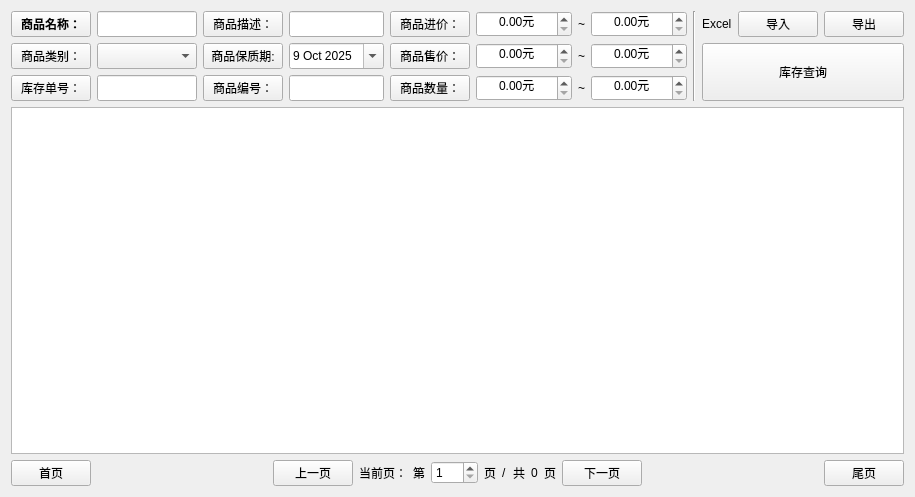
This is view/manager/widgetinventorymanager.ui in ylxcvvan/Supermarket-Commodity-Management-System as Qt 5 draws it before an edit. The edited form follows.
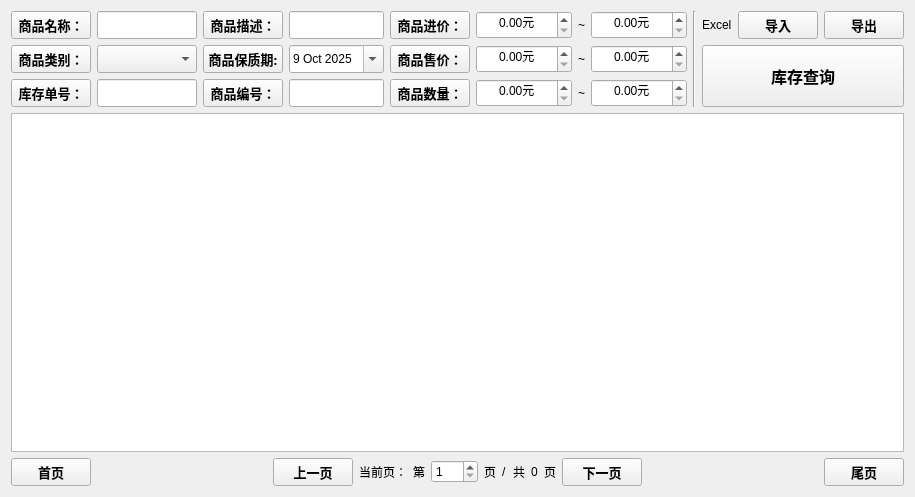
This is the edited form. Custom widgets are drawn as their Qt base class.

```diff
--- a/view/manager/widgetinventorymanager.ui
+++ b/view/manager/widgetinventorymanager.ui
@@ -24,7 +24,8 @@
           <widget class="QtMaterialRaisedButton" name="pushButtonCommodityName">
            <property name="font">
             <font>
-             <family>幼圆</family>
+             <family>微软雅黑</family>
+             <pointsize>10</pointsize>
              <bold>true</bold>
              <strikeout>false</strikeout>
             </font>
@@ -65,6 +66,13 @@
         <layout class="QHBoxLayout" name="horizontalLayout_9">
          <item>
           <widget class="QtMaterialRaisedButton" name="pushButtonCategory">
+           <property name="font">
+            <font>
+             <family>微软雅黑</family>
+             <pointsize>10</pointsize>
+             <bold>true</bold>
+            </font>
+           </property>
            <property name="text">
             <string>商品类别：</string>
            </property>
@@ -98,6 +106,13 @@
         <layout class="QHBoxLayout" name="horizontalLayout_6">
          <item>
           <widget class="QtMaterialRaisedButton" name="pushButtonInventoryId">
+           <property name="font">
+            <font>
+             <family>微软雅黑</family>
+             <pointsize>10</pointsize>
+             <bold>true</bold>
+            </font>
+           </property>
            <property name="text">
             <string>库存单号：</string>
            </property>
@@ -132,6 +147,13 @@
         <layout class="QHBoxLayout" name="horizontalLayout_8">
          <item>
           <widget class="QtMaterialRaisedButton" name="pushButtonDetails">
+           <property name="font">
+            <font>
+             <family>微软雅黑</family>
+             <pointsize>10</pointsize>
+             <bold>true</bold>
+            </font>
+           </property>
            <property name="text">
             <string>商品描述：</string>
            </property>
@@ -168,6 +190,13 @@
         <layout class="QHBoxLayout" name="horizontalLayout_7">
          <item>
           <widget class="QtMaterialRaisedButton" name="pushButtonSellByTime">
+           <property name="font">
+            <font>
+             <family>微软雅黑</family>
+             <pointsize>10</pointsize>
+             <bold>true</bold>
+            </font>
+           </property>
            <property name="text">
             <string>商品保质期:</string>
            </property>
@@ -186,7 +215,7 @@
            </property>
            <property name="dateTime">
             <datetime>
-             <hour>16</hour>
+             <hour>0</hour>
              <minute>0</minute>
              <second>0</second>
              <year>2025</year>
@@ -205,6 +234,13 @@
         <layout class="QHBoxLayout" name="horizontalLayout_3">
          <item>
           <widget class="QtMaterialRaisedButton" name="pushButtonCommodityId">
+           <property name="font">
+            <font>
+             <family>微软雅黑</family>
+             <pointsize>10</pointsize>
+             <bold>true</bold>
+            </font>
+           </property>
            <property name="text">
             <string>商品编号：</string>
            </property>
@@ -239,6 +275,13 @@
         <layout class="QHBoxLayout" name="horizontalLayout_4">
          <item>
           <widget class="QtMaterialRaisedButton" name="pushButtonCostPrice">
+           <property name="font">
+            <font>
+             <family>微软雅黑</family>
+             <pointsize>10</pointsize>
+             <bold>true</bold>
+            </font>
+           </property>
            <property name="text">
             <string>商品进价：</string>
            </property>
@@ -304,6 +347,13 @@
         <layout class="QHBoxLayout" name="horizontalLayout_5">
          <item>
           <widget class="QtMaterialRaisedButton" name="pushButtonPrice">
+           <property name="font">
+            <font>
+             <family>微软雅黑</family>
+             <pointsize>10</pointsize>
+             <bold>true</bold>
+            </font>
+           </property>
            <property name="text">
             <string>商品售价：</string>
            </property>
@@ -363,6 +413,13 @@
         <layout class="QHBoxLayout" name="horizontalLayout_10">
          <item>
           <widget class="QtMaterialRaisedButton" name="pushButtonAmount">
+           <property name="font">
+            <font>
+             <family>微软雅黑</family>
+             <pointsize>10</pointsize>
+             <bold>true</bold>
+            </font>
+           </property>
            <property name="text">
             <string>商品数量：</string>
            </property>
@@ -440,6 +497,13 @@
          </item>
          <item>
           <widget class="QtMaterialRaisedButton" name="pushButtonInPutExcel">
+           <property name="font">
+            <font>
+             <family>微软雅黑</family>
+             <pointsize>10</pointsize>
+             <bold>true</bold>
+            </font>
+           </property>
            <property name="text">
             <string>导入</string>
            </property>
@@ -447,6 +511,13 @@
          </item>
          <item>
           <widget class="QtMaterialRaisedButton" name="pushButtonOutPutExcel">
+           <property name="font">
+            <font>
+             <family>微软雅黑</family>
+             <pointsize>10</pointsize>
+             <bold>true</bold>
+            </font>
+           </property>
            <property name="text">
             <string>导出</string>
            </property>
@@ -462,6 +533,13 @@
            <verstretch>0</verstretch>
           </sizepolicy>
          </property>
+         <property name="font">
+          <font>
+           <family>微软雅黑</family>
+           <pointsize>12</pointsize>
+           <bold>true</bold>
+          </font>
+         </property>
          <property name="text">
           <string>库存查询</string>
          </property>
@@ -477,7 +555,14 @@
    <item>
     <layout class="QHBoxLayout" name="horizontalLayout">
      <item>
-      <widget class="QPushButton" name="pushButtonFrontPage">
+      <widget class="QtMaterialRaisedButton" name="pushButtonFrontPage">
+       <property name="font">
+        <font>
+         <family>微软雅黑</family>
+         <pointsize>10</pointsize>
+         <bold>true</bold>
+        </font>
+       </property>
        <property name="text">
         <string>首页</string>
        </property>
@@ -497,7 +582,14 @@
       </spacer>
      </item>
      <item>
-      <widget class="QPushButton" name="pushButtonPrevPage">
+      <widget class="QtMaterialRaisedButton" name="pushButtonPrevPage">
+       <property name="font">
+        <font>
+         <family>微软雅黑</family>
+         <pointsize>10</pointsize>
+         <bold>true</bold>
+        </font>
+       </property>
        <property name="text">
         <string>上一页</string>
        </property>
@@ -569,7 +661,14 @@
       </widget>
      </item>
      <item>
-      <widget class="QPushButton" name="pushButtonNextPage">
+      <widget class="QtMaterialRaisedButton" name="pushButtonNextPage">
+       <property name="font">
+        <font>
+         <family>微软雅黑</family>
+         <pointsize>10</pointsize>
+         <bold>true</bold>
+        </font>
+       </property>
        <property name="text">
         <string>下一页</string>
        </property>
@@ -589,7 +688,14 @@
       </spacer>
      </item>
      <item>
-      <widget class="QPushButton" name="pushButtonBackPage">
+      <widget class="QtMaterialRaisedButton" name="pushButtonBackPage">
+       <property name="font">
+        <font>
+         <family>微软雅黑</family>
+         <pointsize>10</pointsize>
+         <bold>true</bold>
+        </font>
+       </property>
        <property name="text">
         <string>尾页</string>
        </property>
@@ -605,6 +711,11 @@
    <extends>QPushButton</extends>
    <header location="global">qtmaterialraisedbutton.h</header>
   </customwidget>
+  <customwidget>
+   <class>QtMaterialTextField</class>
+   <extends>QLineEdit</extends>
+   <header location="global">qtmaterialtextfield.h</header>
+  </customwidget>
  </customwidgets>
  <resources/>
  <connections/>
```
Left out of the diff: 8 changed lines with no effect on the pictures.
